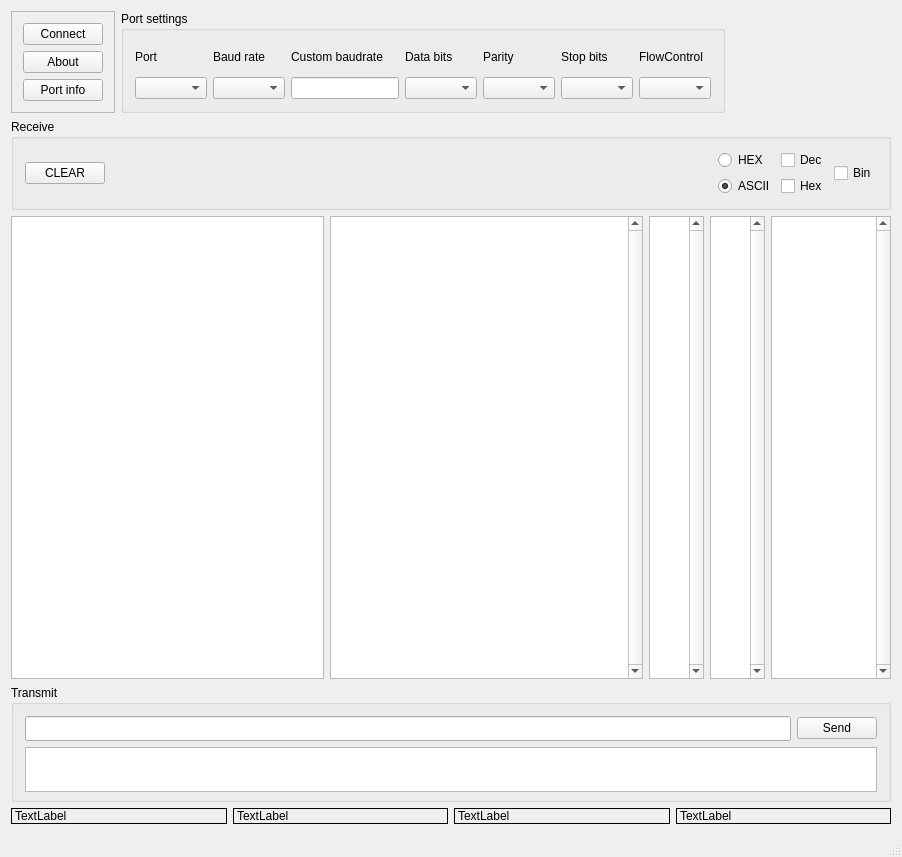
Qt form mainwindow.ui (jarkko-hautakorpi/QIoT-terminal) before a commit.
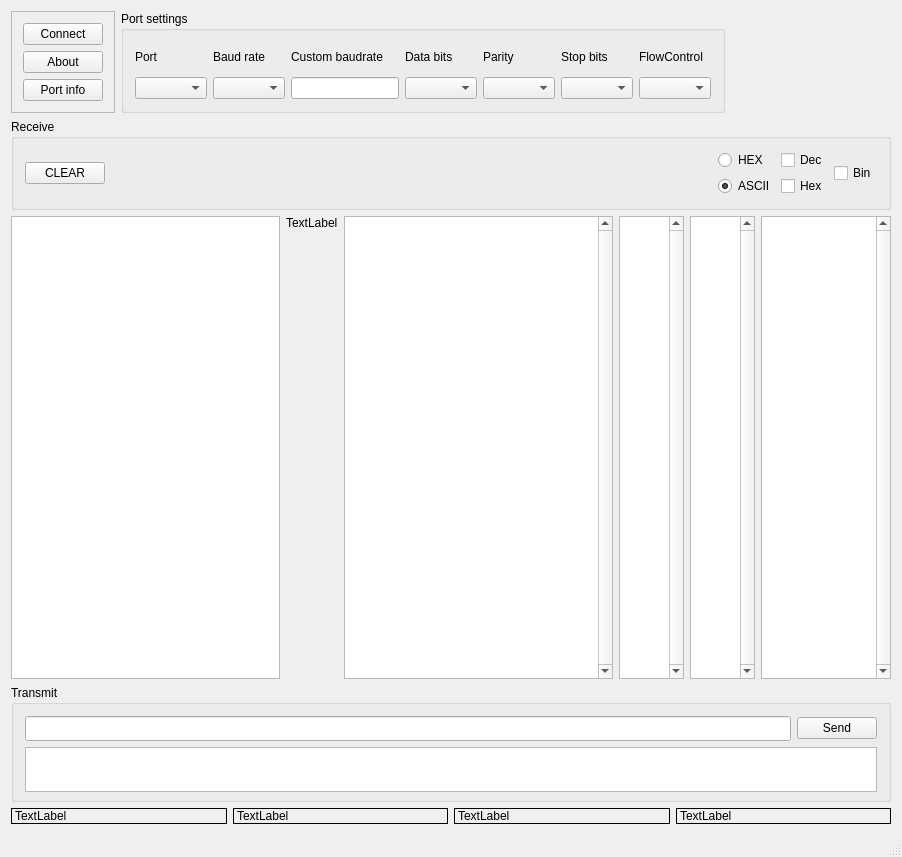
The same form after that commit.

Commit message: QPlainTextEdit can not keep up with NMEA data coming at 9600 baud from GPS. What to use to show data stream?

What changed in the file:
```diff
--- a/mainwindow.ui
+++ b/mainwindow.ui
@@ -288,6 +288,22 @@
           </property>
          </widget>
         </item>
+        <item>
+         <widget class="QLabel" name="label_console">
+          <property name="autoFillBackground">
+           <bool>true</bool>
+          </property>
+          <property name="text">
+           <string>TextLabel</string>
+          </property>
+          <property name="textFormat">
+           <enum>Qt::PlainText</enum>
+          </property>
+          <property name="alignment">
+           <set>Qt::AlignLeading|Qt::AlignLeft|Qt::AlignTop</set>
+          </property>
+         </widget>
+        </item>
         <item>
          <widget class="QPlainTextEdit" name="plainTextEdit_console">
           <property name="sizePolicy">
@@ -331,7 +347,7 @@
          <widget class="QPlainTextEdit" name="plainTextEdit_HEX">
           <property name="minimumSize">
            <size>
-            <width>55</width>
+            <width>65</width>
             <height>0</height>
            </size>
           </property>
@@ -364,7 +380,7 @@
          <widget class="QPlainTextEdit" name="plainTextEdit_DEC">
           <property name="minimumSize">
            <size>
-            <width>55</width>
+            <width>65</width>
             <height>0</height>
            </size>
           </property>
@@ -397,7 +413,7 @@
          <widget class="QPlainTextEdit" name="plainTextEdit_BIN">
           <property name="minimumSize">
            <size>
-            <width>120</width>
+            <width>130</width>
             <height>0</height>
            </size>
           </property>
```
The commit also changes 3 other files.
